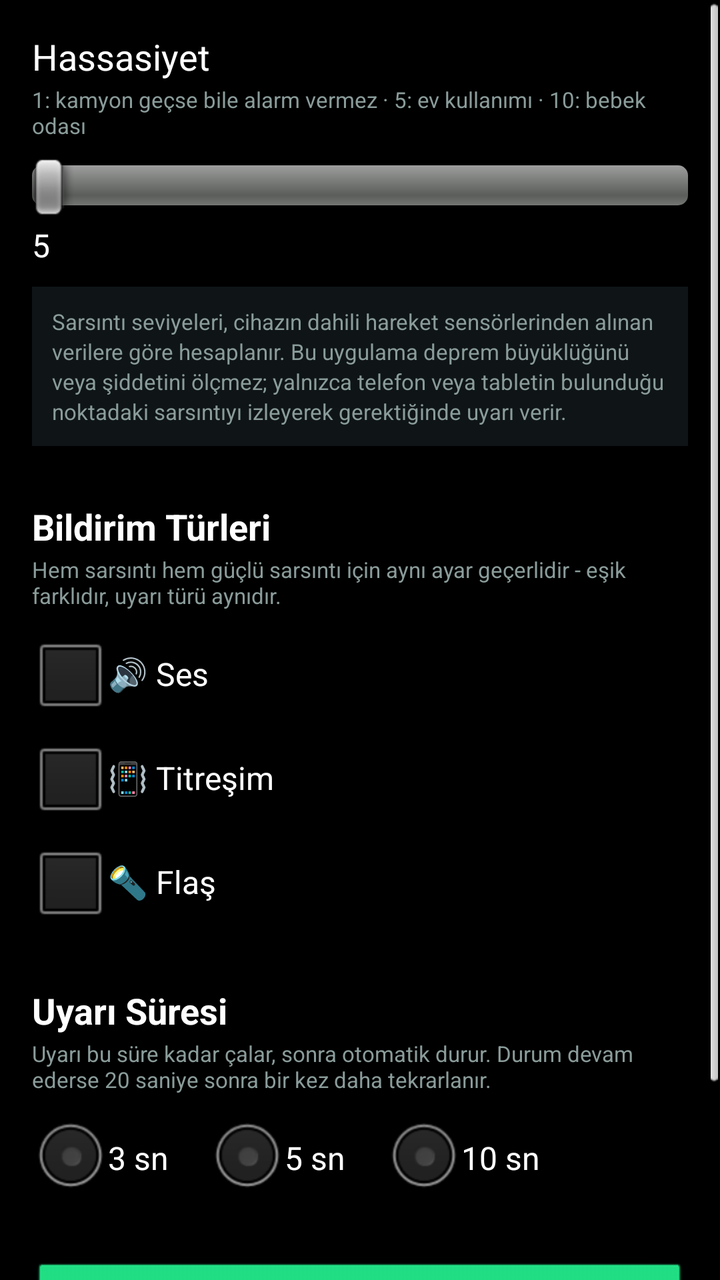
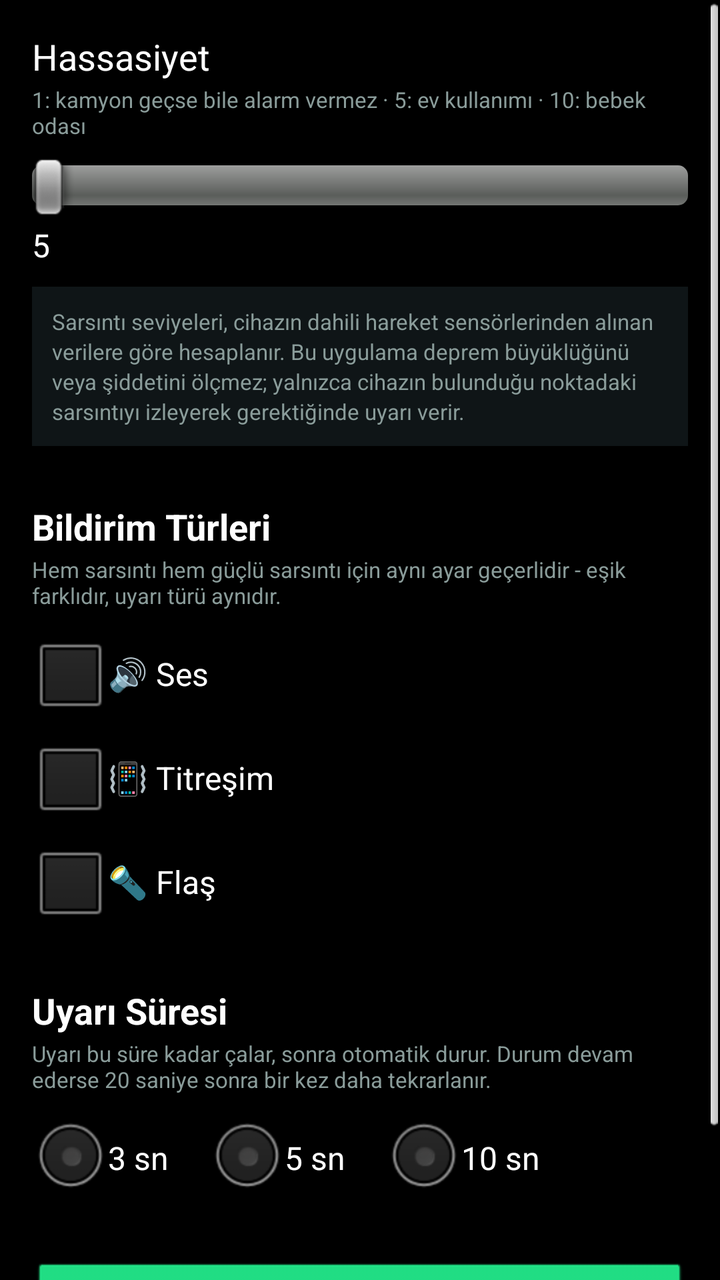

Before-and-after screenshots of an Android layout around one commit, followed by the original layout XML and the change that was made.
<!-- AndroidManifest.xml: application theme android:Theme.Black.NoTitleBar -->
<!-- res/layout/activity_settings.xml -->
<?xml version="1.0" encoding="utf-8"?>
<ScrollView xmlns:android="http://schemas.android.com/apk/res/android"
    android:layout_width="match_parent"
    android:layout_height="match_parent"
    android:background="#05070707">

    <LinearLayout
        android:layout_width="match_parent"
        android:layout_height="wrap_content"
        android:orientation="vertical"
        android:padding="16dp">

        <TextView
            android:layout_width="wrap_content"
            android:layout_height="wrap_content"
            android:text="Hassasiyet"
            android:textColor="#FFFFFF"
            android:textSize="18sp"/>

        <TextView
            android:layout_width="wrap_content"
            android:layout_height="wrap_content"
            android:text="1: kamyon geçse bile alarm vermez · 5: ev kullanımı · 10: bebek odası"
            android:textColor="#8A9C9A"
            android:textSize="11sp"
            android:layout_marginTop="2dp"/>

        <SeekBar
            android:id="@+id/seekSensitivity"
            android:layout_width="match_parent"
            android:layout_height="wrap_content"
            android:layout_marginTop="8dp"/>

        <TextView
            android:id="@+id/tvSensitivityValue"
            android:layout_width="wrap_content"
            android:layout_height="wrap_content"
            android:text="5"
            android:textColor="#FFFFFF"
            android:textSize="16sp"
            android:layout_marginTop="4dp"/>

        <TextView
            android:layout_width="wrap_content"
            android:layout_height="wrap_content"
            android:layout_marginTop="10dp"
            android:padding="10dp"
            android:background="#0F1517"
            android:text="Sarsıntı seviyeleri, cihazın dahili hareket sensörlerinden alınan verilere göre hesaplanır. Bu uygulama deprem büyüklüğünü veya şiddetini ölçmez; yalnızca telefon veya tabletin bulunduğu noktadaki sarsıntıyı izleyerek gerektiğinde uyarı verir."
            android:textColor="#8A9C9A"
            android:textSize="11sp"
            android:lineSpacingExtra="2dp"/>

        <TextView
            android:layout_width="wrap_content"
            android:layout_height="wrap_content"
            android:text="Bildirim Türleri"
            android:textColor="#FFFFFF"
            android:textSize="18sp"
            android:textStyle="bold"
            android:layout_marginTop="28dp"/>

        <TextView
            android:layout_width="wrap_content"
            android:layout_height="wrap_content"
            android:text="Hem sarsıntı hem güçlü sarsıntı için aynı ayar geçerlidir - eşik farklıdır, uyarı türü aynıdır."
            android:textColor="#8A9C9A"
            android:textSize="11sp"
            android:layout_marginTop="2dp"/>

        <CheckBox
            android:id="@+id/cbSound"
            android:layout_width="wrap_content"
            android:layout_height="wrap_content"
            android:text="🔊 Ses"
            android:textColor="#FFFFFF"
            android:layout_marginTop="8dp"/>

        <CheckBox
            android:id="@+id/cbVib"
            android:layout_width="wrap_content"
            android:layout_height="wrap_content"
            android:text="📳 Titreşim"
            android:textColor="#FFFFFF"
            android:layout_marginTop="4dp"/>

        <CheckBox
            android:id="@+id/cbFlash"
            android:layout_width="wrap_content"
            android:layout_height="wrap_content"
            android:text="🔦 Flaş"
            android:textColor="#FFFFFF"
            android:layout_marginTop="4dp"/>

        <TextView
            android:layout_width="wrap_content"
            android:layout_height="wrap_content"
            android:text="Uyarı Süresi"
            android:textColor="#FFFFFF"
            android:textSize="18sp"
            android:textStyle="bold"
            android:layout_marginTop="28dp"/>

        <TextView
            android:layout_width="wrap_content"
            android:layout_height="wrap_content"
            android:text="Uyarı bu süre kadar çalar, sonra otomatik durur. Durum devam ederse 20 saniye sonra bir kez daha tekrarlanır."
            android:textColor="#8A9C9A"
            android:textSize="11sp"
            android:layout_marginTop="2dp"/>

        <RadioGroup
            android:id="@+id/durationGroup"
            android:layout_width="wrap_content"
            android:layout_height="wrap_content"
            android:orientation="horizontal"
            android:layout_marginTop="8dp">

            <RadioButton
                android:id="@+id/dur3"
                android:layout_width="wrap_content"
                android:layout_height="wrap_content"
                android:text="3 sn"
                android:textColor="#FFFFFF"
                android:layout_marginEnd="20dp"/>

            <RadioButton
                android:id="@+id/dur5"
                android:layout_width="wrap_content"
                android:layout_height="wrap_content"
                android:text="5 sn"
                android:textColor="#FFFFFF"
                android:layout_marginEnd="20dp"/>

            <RadioButton
                android:id="@+id/dur10"
                android:layout_width="wrap_content"
                android:layout_height="wrap_content"
                android:text="10 sn"
                android:textColor="#FFFFFF"/>

        </RadioGroup>

        <Button
            android:id="@+id/btnSave"
            android:layout_width="match_parent"
            android:layout_height="wrap_content"
            android:text="AYARLARI KAYDET"
            android:backgroundTint="#22E88A"
            android:textColor="#000000"
            android:layout_marginTop="28dp"/>

        <Button
            android:id="@+id/btnBack"
            android:layout_width="wrap_content"
            android:layout_height="wrap_content"
            android:text="GERİ"
            android:backgroundTint="#0F1517"
            android:textColor="#FFFFFF"
            android:layout_marginTop="12dp"/>

    </LinearLayout>
</ScrollView>
<!-- resources referenced by this layout -->
<resources>

</resources>

<!-- the commit's change to res/layout/activity_settings.xml (unified diff, before → after) -->
@@ -46,7 +46,7 @@
             android:layout_marginTop="10dp"
             android:padding="10dp"
             android:background="#0F1517"
-            android:text="Sarsıntı seviyeleri, cihazın dahili hareket sensörlerinden alınan verilere göre hesaplanır. Bu uygulama deprem büyüklüğünü veya şiddetini ölçmez; yalnızca telefon veya tabletin bulunduğu noktadaki sarsıntıyı izleyerek gerektiğinde uyarı verir."
+            android:text="Sarsıntı seviyeleri, cihazın dahili hareket sensörlerinden alınan verilere göre hesaplanır. Bu uygulama deprem büyüklüğünü veya şiddetini ölçmez; yalnızca cihazın bulunduğu noktadaki sarsıntıyı izleyerek gerektiğinde uyarı verir."
             android:textColor="#8A9C9A"
             android:textSize="11sp"
             android:lineSpacingExtra="2dp"/>
@@ -155,8 +155,10 @@
             android:layout_width="wrap_content"
             android:layout_height="wrap_content"
             android:text="GERİ"
-            android:backgroundTint="#0F1517"
-            android:textColor="#FFFFFF"
+            android:background="@drawable/btn_outline"
+            android:textColor="#DCE7E5"
+            android:paddingLeft="24dp"
+            android:paddingRight="24dp"
             android:layout_marginTop="12dp"/>
 
     </LinearLayout>
<!-- resource entries referenced after the edit -->
@@ -1,5 +1,12 @@
 <!-- resources referenced by this layout -->
 <resources>
-
+  <!-- drawable btn_outline (drawable) -->
+  <?xml version="1.0" encoding="utf-8"?>
+  <shape xmlns:android="http://schemas.android.com/apk/res/android"
+      android:shape="rectangle">
+      <stroke android:width="1dp" android:color="#3A4A48"/>
+      <corners android:radius="6dp"/>
+      <solid android:color="@android:color/transparent"/>
+  </shape>
 </resources>
 
